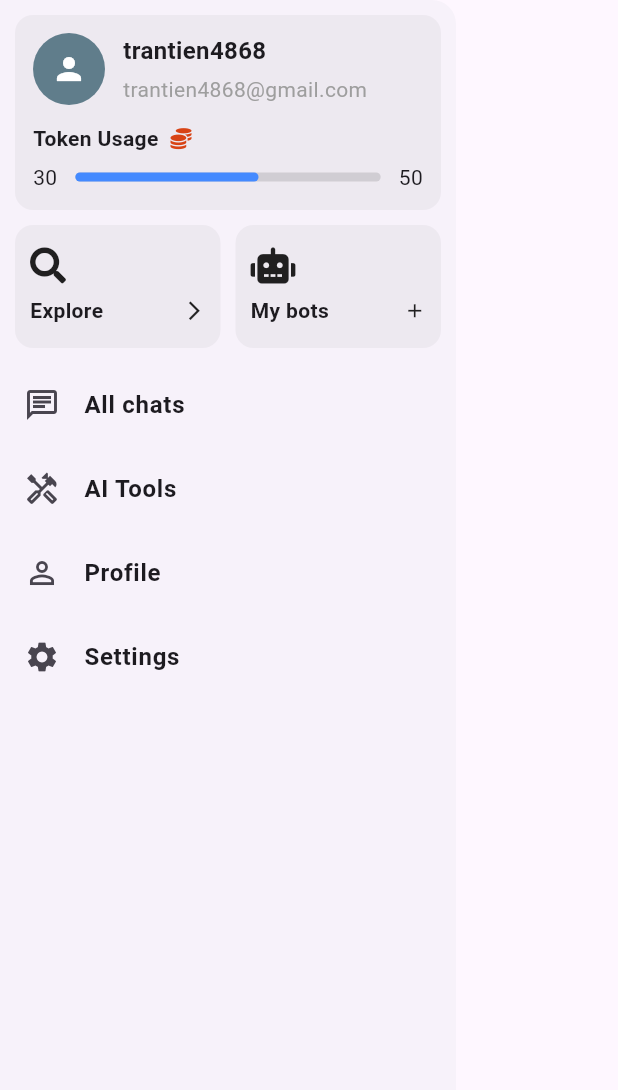
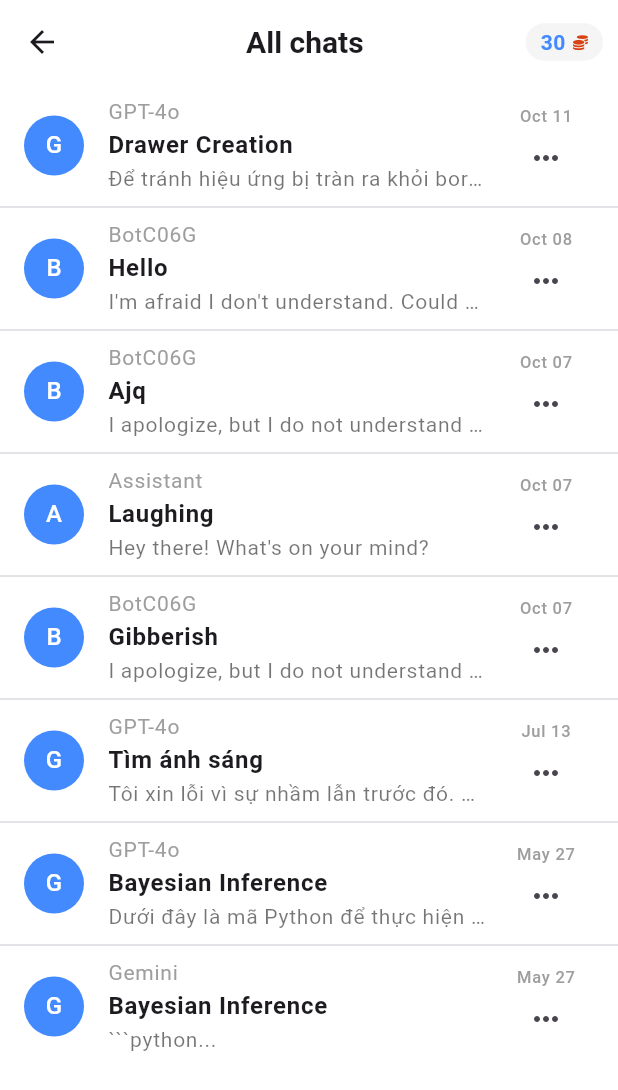
Before and after one commit to tt-papoi/HCMUS-Advanced-mobile-programming, a Flutter app: the SideBar widget shown alone on an empty page, opened directly, after a tap on "All chats", on a phone screen of 412 x 824 dp. Shown: the top 1090 px of the screen. Run offline on Flutter 3.47's test engine with Material 3 defaults, Android fonts, the phone set to English and light mode, and no system bars.

Commit message:
design all chats screen

````diff
--- /dev/null
+++ b/Final Project/Source/frontend/jarvis/lib/models/chat_info.dart
@@ -0,0 +1,15 @@
+class ChatInfo {
+  String botName;
+  String botId;
+  String mainContent;
+  String latestMessage;
+  DateTime latestActiveDate;
+
+  ChatInfo({
+    required this.botName,
+    required this.botId,
+    required this.mainContent,
+    required this.latestMessage,
+    required this.latestActiveDate,
+  });
+}
--- /dev/null
+++ b/Final Project/Source/frontend/jarvis/lib/views/all_chats_screen.dart
@@ -0,0 +1,200 @@
+import 'package:flutter/material.dart';
+import 'package:intl/intl.dart';
+import 'package:jarvis/models/chat_info.dart';
+import 'package:jarvis/views/chat_screen.dart';
+import 'package:jarvis/widgets/remain_token.dart';
+
+class AllChatsScreen extends StatelessWidget {
+  AllChatsScreen({super.key});
+
+  final List<ChatInfo> chatMessages = [
+    ChatInfo(
+      botName: 'GPT-4o',
+      botId: 'gpt-4o',
+      mainContent: 'Drawer Creation',
+      latestMessage:
+          'Để tránh hiệu ứng bị tràn ra khỏi border khi nhấn vào "Inkwell", bạn...',
+      latestActiveDate: DateTime(2024, 10, 11),
+    ),
+    ChatInfo(
+      botName: 'BotC06G',
+      botId: 'botc06g',
+      mainContent: 'Hello',
+      latestMessage:
+          'I\'m afraid I don\'t understand. Could you please provide more context?',
+      latestActiveDate: DateTime(2024, 10, 8),
+    ),
+    ChatInfo(
+      botName: 'BotC06G',
+      botId: 'botc06g',
+      mainContent: 'Ajq',
+      latestMessage: 'I apologize, but I do not understand the input "Ajq".',
+      latestActiveDate: DateTime(2024, 10, 7),
+    ),
+    ChatInfo(
+      botName: 'Assistant',
+      botId: 'assistant',
+      mainContent: 'Laughing',
+      latestMessage: 'Hey there! What\'s on your mind?',
+      latestActiveDate: DateTime(2024, 10, 7),
+    ),
+    ChatInfo(
+      botName: 'BotC06G',
+      botId: 'botc06g',
+      mainContent: 'Gibberish',
+      latestMessage:
+          'I apologize, but I do not understand what you mean by "Rhrhrbrb"...',
+      latestActiveDate: DateTime(2024, 10, 7),
+    ),
+    ChatInfo(
+      botName: 'GPT-4o',
+      botId: 'gpt-4o',
+      mainContent: 'Tìm ánh sáng',
+      latestMessage:
+          'Tôi xin lỗi vì sự nhầm lẫn trước đó. Dưới đây là các liên kết đến...',
+      latestActiveDate: DateTime(2024, 7, 13),
+    ),
+    ChatInfo(
+      botName: 'GPT-4o',
+      botId: 'gpt-4o',
+      mainContent: 'Bayesian Inference',
+      latestMessage:
+          'Dưới đây là mã Python để thực hiện các bước trên trong Jupyter...',
+      latestActiveDate: DateTime(2024, 5, 27),
+    ),
+    ChatInfo(
+      botName: 'Gemini',
+      botId: 'gemini',
+      mainContent: 'Bayesian Inference',
+      latestMessage: '```python...',
+      latestActiveDate: DateTime(2024, 5, 27),
+    ),
+  ];
+
+  String formatDate(DateTime date) {
+    return DateFormat('MMM dd').format(date); // Format date as "Oct 14"
+  }
+
+  @override
+  Widget build(BuildContext context) {
+    return Scaffold(
+      backgroundColor: Colors.white,
+      appBar: AppBar(
+        backgroundColor: Colors.white,
+        title: const Center(
+          child: Text(
+            "All chats",
+            style: TextStyle(fontWeight: FontWeight.bold, fontSize: 20),
+          ),
+        ),
+        actions: const [
+          RemainToken(),
+        ],
+      ),
+      body: ListView.separated(
+        itemCount: chatMessages.length,
+        itemBuilder: (context, index) {
+          return Padding(
+            padding: const EdgeInsets.all(0),
+            child: ListTile(
+              //Navigate to thread chat.
+              onTap: () {
+                Navigator.push(
+                    context,
+                    MaterialPageRoute(
+                        builder: (context) => const ChatScreen()));
+              },
+              leading: CircleAvatar(
+                backgroundColor: Colors.blueAccent,
+                child: Text(
+                  chatMessages[index].botName[0], // First letter of the botName
+                  style: const TextStyle(color: Colors.white),
+                ),
+              ),
+              title: Column(
+                crossAxisAlignment: CrossAxisAlignment.start,
+                children: [
+                  Text(
+                    chatMessages[index].botName,
+                    style: const TextStyle(color: Colors.grey, fontSize: 14),
+                  ),
+                  Text(
+                    chatMessages[index].mainContent,
+                    style: const TextStyle(
+                        fontWeight: FontWeight.bold, fontSize: 16),
+                  ),
+                  Text(
+                    chatMessages[index].latestMessage,
+                    maxLines: 1, // Truncate if too long
+                    overflow: TextOverflow.ellipsis,
+                    style: const TextStyle(color: Colors.black54, fontSize: 14),
+                  ),
+                ],
+              ),
+              trailing: Column(
+                children: [
+                  Text(
+                    formatDate(chatMessages[index].latestActiveDate),
+                    style: const TextStyle(color: Colors.grey),
+                  ),
+                  Expanded(
+                    child: PopupMenuButton<String>(
+                      color: Colors.white,
+                      icon: const Icon(Icons.more_horiz),
+                      onSelected: (value) {
+                        if (value == 'delete') {
+                          _showDeleteConfirmationDialog(context, index);
+                        }
+                      },
+                      itemBuilder: (context) => [
+                        const PopupMenuItem<String>(
+                          value: 'delete',
+                          child: Text('Delete'),
+                        ),
+                      ],
+                    ),
+                  ),
+                ],
+              ),
+            ),
+          );
+        },
+        separatorBuilder: (context, index) => const Divider(
+          indent: 0,
+          thickness: 0,
+          endIndent: 0,
+          height: 0,
+        ),
+      ),
+    );
+  }
+
+  void _showDeleteConfirmationDialog(BuildContext context, int index) {
+    showDialog(
+      context: context,
+      builder: (BuildContext context) {
+        return AlertDialog(
+          backgroundColor: Colors.white,
+          title: const Text('Confirm '),
+          content: const Text('Are you sure you want to delete this chat?'),
+          actions: [
+            TextButton(
+              onPressed: () {
+                Navigator.of(context).pop(); // Dismiss the dialog
+              },
+              child: const Text('Cancel'),
+            ),
+            TextButton(
+              onPressed: () {
+                // Handle the deletion logic here
+                Navigator.of(context).pop(); // Dismiss the dialog
+                // You can add the logic to remove the chat from the list here
+              },
+              child: const Text('Delete'),
+            ),
+          ],
+        );
+      },
+    );
+  }
+}
--- /dev/null
+++ b/Final Project/Source/frontend/jarvis/lib/views/chat_screen.dart
@@ -0,0 +1,37 @@
+import 'package:flutter/material.dart';
+import 'package:jarvis/widgets/chat_bar.dart';
+import 'package:jarvis/widgets/remain_token.dart';
+
+class ChatScreen extends StatelessWidget {
+  const ChatScreen({super.key});
+
+  @override
+  Widget build(BuildContext context) {
+    return Scaffold(
+      backgroundColor: Colors.white,
+      appBar: AppBar(
+        backgroundColor: Colors.white,
+        title: const Center(
+          child: Text(
+            "Jarvis",
+            style: TextStyle(
+              fontWeight: FontWeight.bold,
+            ),
+          ),
+        ),
+        actions: const [
+          RemainToken(),
+        ],
+      ),
+      body: Column(
+        children: [
+          // This Expanded widget is for the top section
+          Expanded(
+            child: Container(),
+          ),
+          const ChatBar(),
+        ],
+      ),
+    );
+  }
+}
--- a/Final Project/Source/frontend/jarvis/lib/views/home_screen.dart
+++ b/Final Project/Source/frontend/jarvis/lib/views/home_screen.dart
@@ -19,6 +19,7 @@ class HomeScreen extends StatelessWidget {
             "Jarvis",
             style: TextStyle(
               fontWeight: FontWeight.bold,
+              fontSize: 24,
             ),
           ),
         ),
@@ -102,23 +103,3 @@ class HomeScreen extends StatelessWidget {
     );
   }
 }
-
-class SectionHeader extends StatelessWidget {
-  final String title;
-
-  const SectionHeader({super.key, required this.title});
-
-  @override
-  Widget build(BuildContext context) {
-    return Padding(
-      padding: const EdgeInsets.symmetric(vertical: 10),
-      child: Text(
-        title,
-        style: const TextStyle(
-          fontSize: 18,
-          fontWeight: FontWeight.bold,
-        ),
-      ),
-    );
-  }
-}
--- a/Final Project/Source/frontend/jarvis/lib/widgets/remain_token.dart
+++ b/Final Project/Source/frontend/jarvis/lib/widgets/remain_token.dart
@@ -19,7 +19,8 @@ class _RemainTokenState extends State<RemainToken> {
       padding: const EdgeInsets.all(0),
       margin: const EdgeInsets.fromLTRB(0, 0, 10, 0),
       decoration: BoxDecoration(
-          borderRadius: BorderRadius.circular(50), color: Colors.black12),
+          borderRadius: BorderRadius.circular(50),
+          color: const Color.fromARGB(10, 0, 0, 0)),
       child: Row(
         children: [
           const SizedBox(
--- a/Final Project/Source/frontend/jarvis/lib/widgets/side_bar.dart
+++ b/Final Project/Source/frontend/jarvis/lib/widgets/side_bar.dart
@@ -1,4 +1,5 @@
 import 'package:flutter/material.dart';
+import 'package:jarvis/views/all_chats_screen.dart';
 import 'package:jarvis/widgets/icons.dart';
 import 'package:jarvis/widgets/token_usage_card.dart';
 
@@ -8,6 +9,7 @@ class SideBar extends StatelessWidget {
   @override
   Widget build(BuildContext context) {
     return Drawer(
+      backgroundColor: Colors.white,
       child: SafeArea(
         child: Column(
           children: [
@@ -26,10 +28,36 @@ class SideBar extends StatelessWidget {
               ],
             ),
             const SizedBox(height: 10.0),
-            _buildListTile(icon: Icons.chat_outlined, title: 'All chats'),
-            _buildListTile(icon: Icons.handyman_outlined, title: 'AI Tools'),
-            _buildListTile(icon: Icons.person_outline, title: 'Profile'),
-            _buildListTile(icon: Icons.settings, title: 'Settings'),
+
+            // navigate to all chats screen
+            _buildListTile(
+                icon: Icons.chat_outlined,
+                title: 'All chats',
+                customOnTap: () {
+                  if (Scaffold.of(context).isDrawerOpen) {
+                    Scaffold.of(context).closeDrawer();
+                  }
+                  Navigator.push(
+                      context,
+                      MaterialPageRoute(
+                          builder: (context) => AllChatsScreen()));
+                }),
+
+            // navigate to AI Tools screen
+            _buildListTile(
+                icon: Icons.handyman_outlined,
+                title: 'AI Tools',
+                customOnTap: () {}),
+
+            // navigate to Profile screen
+            _buildListTile(
+                icon: Icons.person_outline,
+                title: 'Profile',
+                customOnTap: () {}),
+
+            // navigate to Settings screen
+            _buildListTile(
+                icon: Icons.settings, title: 'Settings', customOnTap: () {}),
           ],
         ),
       ),
@@ -104,16 +132,17 @@ class SideBar extends StatelessWidget {
     );
   }
 
-  Widget _buildListTile({required IconData icon, required String title}) {
+  Widget _buildListTile(
+      {required IconData icon,
+      required String title,
+      required VoidCallback customOnTap}) {
     return ListTile(
       leading: Icon(icon),
       title: Text(
         title,
         style: const TextStyle(fontWeight: FontWeight.bold),
       ),
-      onTap: () {
-        // Handle your onTap here
-      },
+      onTap: customOnTap,
     );
   }
 }
--- a/Final Project/Source/frontend/jarvis/pubspec.yaml
+++ b/Final Project/Source/frontend/jarvis/pubspec.yaml
@@ -30,6 +30,7 @@ environment:
 dependencies:
   flutter:
     sdk: flutter
+  intl: ^0.17.0
 
   # The following adds the Cupertino Icons font to your application.
   # Use with the CupertinoIcons class for iOS style icons.
````
Also changed, not shown: Final Project/Source/frontend/jarvis/pubspec.lock.
